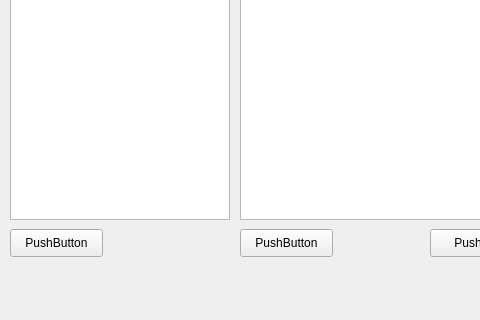
This is mainwindow.ui in plainoldprogrammer/yasm as Qt 5 draws it before an edit; both pictures show x 0 to 480 and y 271 to 591 of the 1055 by 591 pixel window. The edited form follows.
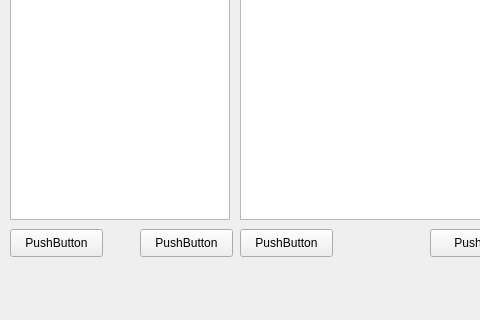
This is the edited form.

Commit message: adding and configuring a button to remove categories

Patch:
```diff
--- a/mainwindow.ui
+++ b/mainwindow.ui
@@ -93,6 +93,19 @@
      <string>PushButton</string>
     </property>
    </widget>
+   <widget class="QPushButton" name="pushButtonRemoveCategory">
+    <property name="geometry">
+     <rect>
+      <x>140</x>
+      <y>500</y>
+      <width>93</width>
+      <height>28</height>
+     </rect>
+    </property>
+    <property name="text">
+     <string>PushButton</string>
+    </property>
+   </widget>
   </widget>
   <widget class="QMenuBar" name="menubar">
    <property name="geometry">
```
The commit also changes 2 other files.
